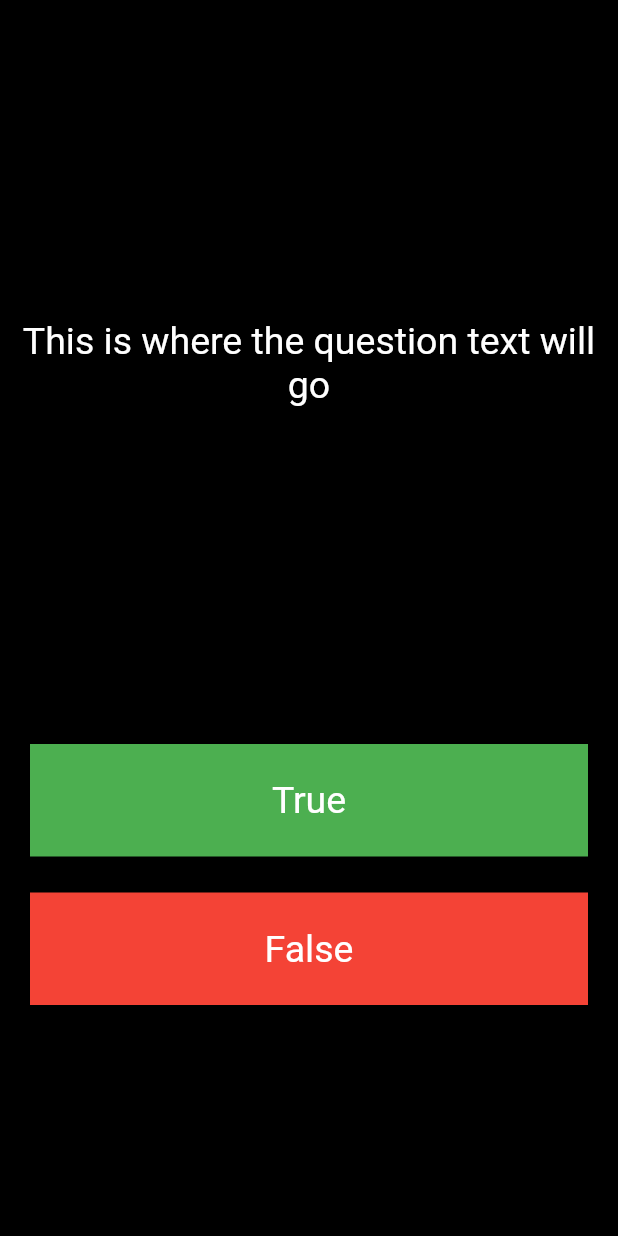
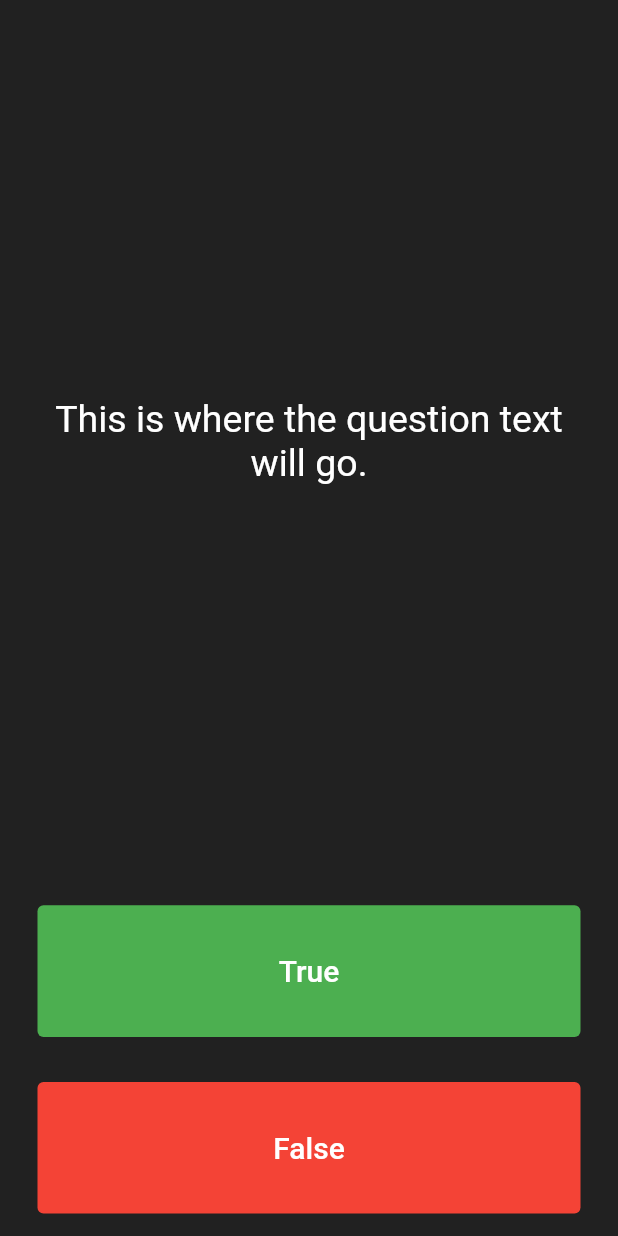
Before and after one commit to msolimann2cs/quizzler_flutter, a Flutter app: the screen it shows after launch, on a phone screen of 412 x 824 dp. Run offline on Flutter 3.47's test engine with Material 2 defaults, Android fonts, the phone set to English and light mode, and no system bars.

Commit message:
Updated design to the one provided.

```diff
--- a/lib/main.dart
+++ b/lib/main.dart
@@ -1,68 +1,100 @@
 import 'package:flutter/material.dart';
 
-void main() {
-  runApp(
-    MaterialApp(
+void main() => runApp(Quizzler());
+
+class Quizzler extends StatelessWidget {
+  @override
+  Widget build(BuildContext context) {
+    return MaterialApp(
       home: Scaffold(
-        backgroundColor: Colors.black,
-        body: MainBody(),
+        backgroundColor: Colors.grey.shade900,
+        body: SafeArea(
+          child: Padding(
+            padding: EdgeInsets.symmetric(horizontal: 10.0),
+            child: QuizPage(),
+          ),
         ),
       ),
     );
   }
+}
 
-class MainBody extends StatelessWidget {
-  const MainBody({Key? key}) : super(key: key);
+class QuizPage extends StatefulWidget {
+  @override
+  _QuizPageState createState() => _QuizPageState();
+}
 
+class _QuizPageState extends State<QuizPage> {
   @override
   Widget build(BuildContext context) {
     return Column(
-      children: [
-        Container(
-          height: 484,
-          color: Colors.black,
-          child: const Center(
+      mainAxisAlignment: MainAxisAlignment.spaceBetween,
+      crossAxisAlignment: CrossAxisAlignment.stretch,
+      children: <Widget>[
+        Expanded(
+          flex: 5,
+          child: Padding(
+            padding: EdgeInsets.all(10.0),
+            child: Center(
               child: Text(
-              'This is where the question text will go',
+                'This is where the question text will go.',
                 textAlign: TextAlign.center,
                 style: TextStyle(
-                color: Colors.white,
-                fontSize: 25,
-              ),
-            ),
-          ),
-        ),
-        Container(
-          width: double.infinity,
-          height: 75,
-          margin: EdgeInsets.symmetric(vertical: 12, horizontal: 20),
-          color: Colors.green,
-          child: const Center(
-            child: Text(
-              'True',
-              style: TextStyle(
-                fontSize: 25,
+                  fontSize: 25.0,
                   color: Colors.white,
                 ),
               ),
             ),
           ),
-        Container(
-          width: double.infinity,
-          height: 75,
-          margin: EdgeInsets.symmetric(vertical: 12, horizontal: 20),
-          color: Colors.red,
-          child: const Center(
+        ),
+        Expanded(
+          child: Padding(
+            padding: EdgeInsets.all(15.0),
+            child: TextButton(
+              style: ButtonStyle(
+                backgroundColor: MaterialStateProperty.all<Color>(Colors.green),
+              ),
+              child: Text(
+                'True',
+                style: TextStyle(
+                  color: Colors.white,
+                  fontSize: 20.0,
+                ),
+              ),
+              onPressed: () {
+                //The user picked true.
+              },
+            ),
+          ),
+        ),
+        Expanded(
+          child: Padding(
+            padding: EdgeInsets.all(15.0),
+            child: TextButton(
+              style: ButtonStyle(
+                backgroundColor: MaterialStateProperty.all<Color>(Colors.red),
+              ),
               child: Text(
                 'False',
                 style: TextStyle(
-                fontSize: 25,
+                  fontSize: 20.0,
                   color: Colors.white,
                 ),
               ),
+              onPressed: () {
+                //The user picked false.
+              },
             ),
           ),
+        ),
+        //TODO: Add a Row here as your score keeper
       ],
     );
   }
 }
+
+/*
+question1: 'You can lead a cow down stairs but not up stairs.', false,
+question2: 'Approximately one quarter of human bones are in the feet.', true,
+question3: 'A slug\'s blood is green.', true,
+*/
```
Lines whose indentation alone changed are shown as unchanged.
